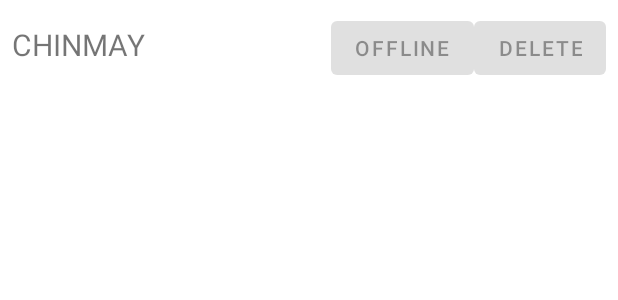
After one commit to AdrianaPineda/android-samples, an Android app: the layout contact_row_with_delete.xml on its own in the app's theme, with its tools: preview values and no code run, on a phone screen of 412 x 824 dp. The commit adds this screen. Shown: the top 300 px of the screen. Run offline under Robolectric (Android 15) with nearby library versions, the phone set to English and light mode, and no system bars.

Commit message:
Add ContactDelete files

```diff
--- a/android-100/app/src/main/java/com/pineda/adriana/android/SecondFragment.java
+++ b/android-100/app/src/main/java/com/pineda/adriana/android/SecondFragment.java
@@ -11,6 +11,7 @@ import androidx.navigation.fragment.NavHostFragment;
 import androidx.recyclerview.widget.LinearLayoutManager;
 
 import com.pineda.adriana.android.contacts.ContactAdapter;
+import com.pineda.adriana.android.contacts_with_delete_button.ContactDeleteAdapter;
 import com.pineda.adriana.android.contacts_with_header.ContactHeaderAdapter;
 import com.pineda.adriana.android.databinding.FragmentSecondBinding;
 
@@ -29,9 +30,11 @@ public class SecondFragment extends Fragment {
         binding = FragmentSecondBinding.inflate(inflater, container, false);
         binding.recyclerView.setLayoutManager(new LinearLayoutManager(container.getContext(), LinearLayoutManager.VERTICAL, false));
 
+//        List<Contact> contacts = Contact.createContactsList(100);
         List<Contact> contacts = Contact.getMeaningfulNamedContacts();
 //        ContactAdapter adapter = new ContactAdapter(contacts);
-        ContactHeaderAdapter adapter = new ContactHeaderAdapter(contacts);
+//        ContactHeaderAdapter adapter = new ContactHeaderAdapter(contacts);
+        ContactDeleteAdapter adapter = new ContactDeleteAdapter(contacts);
         binding.recyclerView.setAdapter(adapter);
 
         return binding.getRoot();
--- /dev/null
+++ b/android-100/app/src/main/res/layout/contact_row_with_delete.xml
@@ -0,0 +1,31 @@
+<?xml version="1.0" encoding="utf-8"?>
+<LinearLayout xmlns:android="http://schemas.android.com/apk/res/android"
+    xmlns:tools="http://schemas.android.com/tools"
+    android:orientation="horizontal"
+    android:layout_width="match_parent"
+    android:layout_height="wrap_content"
+    android:padding="8dp">
+
+    <TextView
+        android:id="@+id/contact_name"
+        android:layout_width="0dp"
+        android:layout_height="wrap_content"
+        android:layout_weight="1"
+        android:textSize="20sp"
+        android:text="CHINMAY"/>
+
+    <Button
+        android:id="@+id/message_button"
+        android:layout_width="wrap_content"
+        android:layout_height="wrap_content"
+        android:text="OFFLINE"
+        android:enabled="false"/>
+
+    <Button
+        android:id="@+id/delete_button"
+        android:layout_width="wrap_content"
+        android:layout_height="wrap_content"
+        android:text="DELETE"
+        android:enabled="false"/>
+
+</LinearLayout>
```
Also changed, not shown: android-100/app/src/main/java/com/pineda/adriana/android/contacts_with_delete_button/ContactDeleteAdapter.java (added, +53 -0 lines), android-100/app/src/main/java/com/pineda/adriana/android/contacts_with_delete_button/ContactDeleteViewHolder.java (added, +34 -0 lines).
